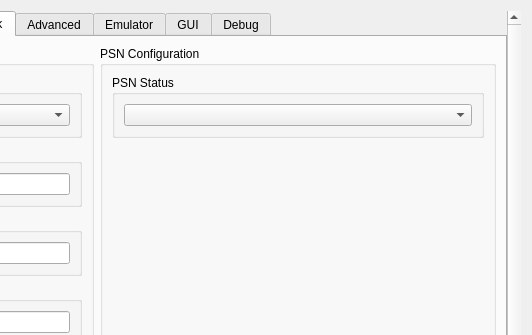
RPCS3/rpcs3, file rpcs3/rpcs3qt/settings_dialog.ui: the form before one commit; both pictures show x 324 to 856 and y 0 to 335 of the 856 by 688 pixel window.
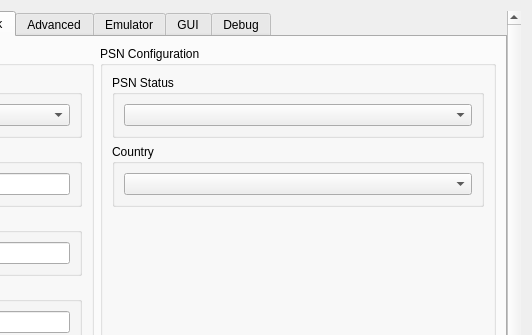
The form after the commit. The open tabs and pages were chosen to show the change. Icons and pictures are not drawn.

Commit message: Enable user to change country code (#15884)

Patch:
```diff
--- a/rpcs3/rpcs3qt/settings_dialog.ui
+++ b/rpcs3/rpcs3qt/settings_dialog.ui
@@ -2276,6 +2276,18 @@
               </widget>
              </item>
              <item>
+              <widget class="QGroupBox" name="gb_psnCountryBox">
+                <property name="title">
+                 <string>Country</string>
+                </property>
+                <layout class="QVBoxLayout" name="gb_psnCountryBox_layout">
+                  <item>
+                   <widget class="QComboBox" name="psnCountryBox"/>
+                  </item>
+                </layout>
+               </widget>
+              </item>
+              <item>
               <spacer name="networkTabSpacerRight">
                <property name="orientation">
                 <enum>Qt::Vertical</enum>
```
The commit also changes 12 other files.
